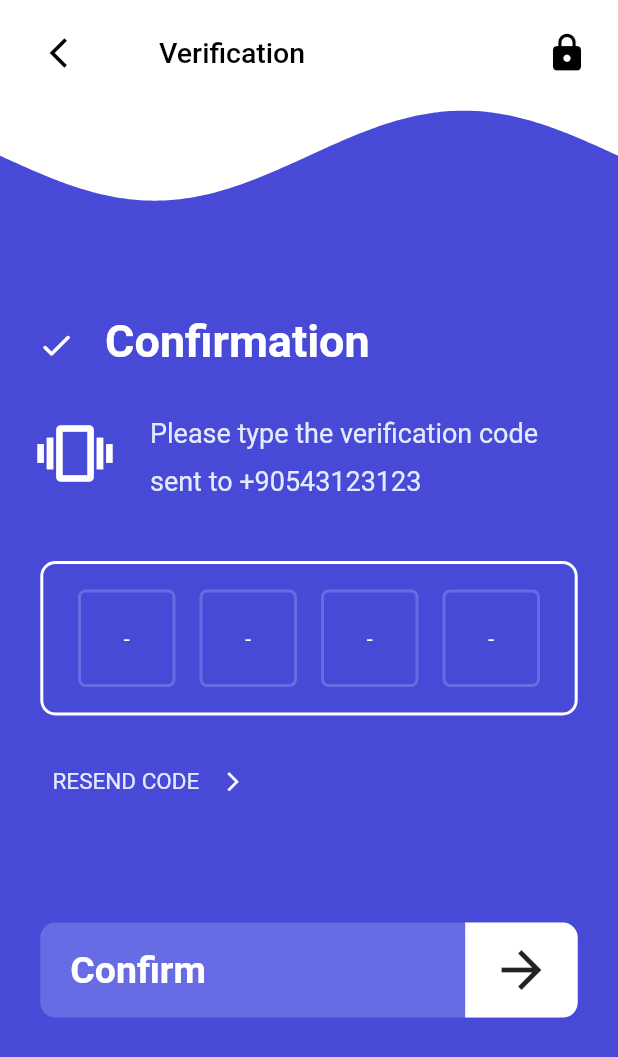
After one commit to alperefesahin/phone_number_sign_in_cubit, a Flutter app: the SignInVerificationPage screen opened by its route, on a phone screen of 412 x 824 dp. The commit adds this screen. Shown: the top 1057 px of the screen. Run offline on Flutter 3.47's test engine with Material 2 defaults, Android fonts, the phone set to English and light mode, and no system bars; drawn by our look-alikes of auto_size_text, pin_code_fields, wave; our stand-ins replace auto_route, bloc, dartz, firebase_auth, firebase_core, flutter_bloc and 2 more; missing offline and left inert: firebase_auth_web, firebase_core_web, libphonenumber_web; accounts and stored records are empty; generated files the repository leaves out were written again.

Commit message:
verification page without real sms verification

```diff
--- a/lib/presentation/common_widgets/colors.dart
+++ b/lib/presentation/common_widgets/colors.dart
@@ -1,6 +1,11 @@
 import 'package:flutter/material.dart';
 
 const Color customIndigoColor = Color.fromRGBO(52, 54, 211, 1);
+const Color customIndigoBackgroundColor = Color.fromRGBO(104, 108, 228, 1);
+
+final Color customGreyColor = Colors.grey[600]!;
+const Color confirmationTextColor = Color.fromRGBO(228, 235, 255, 1);
 
 const Color whiteColor = Colors.white;
-final Color greyColor = Colors.grey[600]!;
+const Color blackColor = Colors.black;
+const Color transparentColor = Colors.transparent;
--- a/lib/presentation/common_widgets/custom_app_bar.dart
+++ b/lib/presentation/common_widgets/custom_app_bar.dart
@@ -1,12 +1,16 @@
+import 'package:auto_size_text/auto_size_text.dart';
 import 'package:flutter/material.dart';
-import 'package:phone_number_sign_in/presentation/common_widgets/colors.dart';
 
 class CustomAppBar extends StatelessWidget with PreferredSizeWidget {
   CustomAppBar({
     Key? key,
     required this.appBarTitle,
     required this.appBarAction,
+    required this.appBarBackgroundColor,
+    required this.appBarIconColor,
     this.appBarLeading,
+    this.appBarTitleTextStyle,
+    this.leadingOnPressed,
   })  : preferredSize = const Size.fromHeight(70.0),
         super(key: key);
 
@@ -15,20 +19,45 @@ class CustomAppBar extends StatelessWidget with PreferredSizeWidget {
   final String appBarTitle;
   final IconData? appBarLeading;
   final IconData appBarAction;
+  final Color appBarBackgroundColor;
+  final Color appBarIconColor;
+  final TextStyle? appBarTitleTextStyle;
+  final Function()? leadingOnPressed;
 
   @override
   Widget build(BuildContext context) {
     return AppBar(
-      backgroundColor: customIndigoColor,
+      backgroundColor: appBarBackgroundColor,
       toolbarHeight: 80,
       elevation: 0,
-      title: Text(appBarTitle),
+      title: AutoSizeText(
+        appBarTitle,
+        minFontSize: 19,
+        maxFontSize: 23,
+        maxLines: 1,
+      ),
+      titleTextStyle: appBarTitleTextStyle,
       leadingWidth: 90,
-      leading: IconButton(onPressed: () {}, icon: Icon(appBarLeading)),
-      actions: [Padding(
-        padding: const EdgeInsets.only(right: 10),
-        child: IconButton(onPressed: () {}, icon: Icon(appBarAction,size: 28)),
-      )],
+      leading: IconButton(
+        onPressed: leadingOnPressed,
+        icon: Icon(
+          appBarLeading,
+          color: appBarIconColor,
+        ),
+      ),
+      actions: [
+        Padding(
+          padding: const EdgeInsets.only(right: 10),
+          child: IconButton(
+            onPressed: () {},
+            icon: Icon(
+              appBarAction,
+              size: 28,
+              color: appBarIconColor,
+            ),
+          ),
+        )
+      ],
     );
   }
 }
--- a/lib/presentation/pages/sign_in/sign_in_page.dart
+++ b/lib/presentation/pages/sign_in/sign_in_page.dart
@@ -2,9 +2,10 @@ import 'package:flutter/cupertino.dart';
 import 'package:flutter/material.dart';
 import 'package:flutter_bloc/flutter_bloc.dart';
 import 'package:phone_number_sign_in/application/auth/phone_number_sign_in/phone_number_sign_in_cubit.dart';
+import 'package:phone_number_sign_in/presentation/common_widgets/colors.dart';
 import 'package:phone_number_sign_in/presentation/common_widgets/custom_app_bar.dart';
 import 'package:phone_number_sign_in/presentation/pages/sign_in/constants/texts.dart';
-import 'package:phone_number_sign_in/presentation/pages/sign_in/widgets/sign_in_page_body.dart';
+import 'package:phone_number_sign_in/presentation/pages/sign_in/widgets/sign_in_body.dart';
 
 class SignInPage extends StatelessWidget {
   const SignInPage({Key? key}) : super(key: key);
@@ -14,7 +15,12 @@ class SignInPage extends StatelessWidget {
     return BlocProvider(
       create: (context) => PhoneNumberSignInCubit(),
       child: Scaffold(
-        appBar: CustomAppBar(appBarTitle: signInText, appBarAction: CupertinoIcons.line_horizontal_3_decrease),
+        appBar: CustomAppBar(
+          appBarIconColor: whiteColor,
+          appBarBackgroundColor: customIndigoColor,
+          appBarTitle: signInText,
+          appBarAction: CupertinoIcons.line_horizontal_3_decrease,
+        ),
         body: const SignInPageBody(),
       ),
     );
--- a/lib/presentation/pages/sign_in/widgets/bottom_section_of_the_page.dart
+++ b/lib/presentation/pages/sign_in/widgets/bottom_section_of_the_page.dart
@@ -19,7 +19,12 @@ class BottomSectionOfThePage extends StatelessWidget {
       builder: (context, state) {
         return SingleChildScrollView(
           child: Container(
-            padding: EdgeInsets.only(top: size.height / 3, right: 25, left: 25, bottom: 25),
+            padding: EdgeInsets.only(
+              top: size.height / 3,
+              right: 25,
+              left: 25,
+              bottom: 25,
+            ),
             child: SizedBox(
               height: size.height / 2,
               width: size.width,
@@ -53,14 +58,14 @@ class BottomSectionOfThePage extends StatelessWidget {
                         minFontSize: 15,
                         maxFontSize: 20,
                         textAlign: TextAlign.center,
-                        style: TextStyle(color: greyColor),
+                        style: TextStyle(color: customGreyColor),
                       ),
                     ),
                     InkWell(
                       onTap: () {
                         if (state.isPhoneNumberInputValidated) {
                           AutoRouter.of(context).navigate(
-                            SignInValidationRoute(phoneNumber: state.phoneNumber),
+                            const SignInVerificationRoute(),
                           );
                         }
                       },
--- a/lib/presentation/pages/validation_page/sign_in_validation_page.dart
+++ /dev/null
@@ -1,14 +0,0 @@
-import 'package:flutter/material.dart';
-
-class SignInValidationPage extends StatelessWidget {
-  const SignInValidationPage({Key? key, required this.phoneNumber}) : super(key: key);
-
-  final String phoneNumber;
-
-  @override
-  Widget build(BuildContext context) {
-    return Scaffold(
-      backgroundColor: Colors.red,
-    );
-  }
-}
--- /dev/null
+++ b/lib/presentation/pages/verification_page/constants/texts.dart
@@ -0,0 +1,5 @@
+const String verificationText = "Verification";
+const String confirmationText = "Confirmation";
+const String confirmationInfoText = "Please type the verification code sent to +90543123123";
+const String confirmText = "Confirm";
+const String resendCodeText = "RESEND CODE";
--- /dev/null
+++ b/lib/presentation/pages/verification_page/sign_in_verification_page.dart
@@ -0,0 +1,29 @@
+import 'package:auto_route/auto_route.dart';
+import 'package:flutter/material.dart';
+import 'package:phone_number_sign_in/presentation/common_widgets/colors.dart';
+import 'package:phone_number_sign_in/presentation/common_widgets/custom_app_bar.dart';
+import 'package:phone_number_sign_in/presentation/pages/verification_page/constants/texts.dart';
+import 'package:phone_number_sign_in/presentation/pages/verification_page/widgets/verification_page_body.dart';
+
+class SignInVerificationPage extends StatelessWidget {
+  const SignInVerificationPage({Key? key}) : super(key: key);
+
+  @override
+  Widget build(BuildContext context) {
+    return Scaffold(
+      backgroundColor: whiteColor,
+      appBar: CustomAppBar(
+        leadingOnPressed: () {
+          AutoRouter.of(context).pop();
+        },
+        appBarBackgroundColor: whiteColor,
+        appBarTitle: verificationText,
+        appBarAction: Icons.lock,
+        appBarLeading: Icons.arrow_back_ios,
+        appBarTitleTextStyle: const TextStyle(color: blackColor, fontWeight: FontWeight.w500),
+        appBarIconColor: blackColor,
+      ),
+      body: const VerificationPageBody(),
+    );
+  }
+}
--- /dev/null
+++ b/lib/presentation/pages/verification_page/widgets/verification_confirm_button.dart
@@ -0,0 +1,57 @@
+import 'package:auto_size_text/auto_size_text.dart';
+import 'package:flutter/material.dart';
+import 'package:phone_number_sign_in/presentation/common_widgets/colors.dart';
+import 'package:phone_number_sign_in/presentation/pages/verification_page/constants/texts.dart';
+
+class VerificationConfirmButton extends StatelessWidget {
+  const VerificationConfirmButton({Key? key}) : super(key: key);
+
+  @override
+  Widget build(BuildContext context) {
+    return InkWell(
+      onTap: () {},
+      splashColor: transparentColor,
+      highlightColor: transparentColor,
+      child: Container(
+        margin: const EdgeInsets.only(top: 75),
+        width: MediaQuery.of(context).size.width / 1.15,
+        height: MediaQuery.of(context).size.height / 13,
+        decoration: const BoxDecoration(
+          color: customIndigoBackgroundColor,
+          borderRadius: BorderRadius.all(
+            Radius.circular(10),
+          ),
+        ),
+        child: Row(
+          mainAxisAlignment: MainAxisAlignment.spaceBetween,
+          children: [
+            const Padding(
+              padding: EdgeInsets.only(left: 20),
+              child: AutoSizeText(
+                confirmText,
+                minFontSize: 25,
+                maxFontSize: 30,
+                style: TextStyle(color: whiteColor, fontWeight: FontWeight.w600),
+              ),
+            ),
+            Container(
+              width: 75,
+              height: MediaQuery.of(context).size.height / 13,
+              decoration: const BoxDecoration(
+                color: whiteColor,
+                borderRadius: BorderRadius.only(
+                  topRight: Radius.circular(10),
+                  bottomRight: Radius.circular(10),
+                ),
+              ),
+              child: const Icon(
+                Icons.arrow_forward,
+                size: 40,
+              ),
+            )
+          ],
+        ),
+      ),
+    );
+  }
+}
--- /dev/null
+++ b/lib/presentation/pages/verification_page/widgets/verification_page_body.dart
@@ -0,0 +1,113 @@
+import 'package:auto_size_text/auto_size_text.dart';
+import 'package:flutter/material.dart';
+import 'package:phone_number_sign_in/presentation/common_widgets/colors.dart';
+import 'package:phone_number_sign_in/presentation/pages/verification_page/constants/texts.dart';
+import 'package:phone_number_sign_in/presentation/pages/verification_page/widgets/verification_confirm_button.dart';
+import 'package:phone_number_sign_in/presentation/pages/verification_page/widgets/verification_pin_field.dart';
+import 'package:phone_number_sign_in/presentation/pages/verification_page/widgets/wave_animation.dart';
+
+class VerificationPageBody extends StatelessWidget {
+  const VerificationPageBody({Key? key}) : super(key: key);
+
+  @override
+  Widget build(BuildContext context) {
+    return Stack(
+      children: [
+        const CustomWaveAnimation(),
+        Padding(
+          padding: const EdgeInsets.only(top: 140),
+          child: SingleChildScrollView(
+            child: Column(
+              children: [
+                Padding(
+                  padding: const EdgeInsets.only(left: 25),
+                  child: Row(
+                    children: const [
+                      Padding(
+                        padding: EdgeInsets.only(right: 20, top: 5),
+                        child: Icon(
+                          Icons.check_rounded,
+                          size: 25,
+                          color: whiteColor,
+                        ),
+                      ),
+                      AutoSizeText(
+                        confirmationText,
+                        minFontSize: 30,
+                        maxFontSize: 35,
+                        style: TextStyle(
+                          color: whiteColor,
+                          fontWeight: FontWeight.w600,
+                        ),
+                      )
+                    ],
+                  ),
+                ),
+                Padding(
+                  padding: const EdgeInsets.only(
+                    left: 25,
+                    top: 25,
+                    right: 25,
+                  ),
+                  child: Row(
+                    children: const [
+                      Icon(Icons.vibration, size: 50, color: whiteColor),
+                      Expanded(
+                        child: Padding(
+                          padding: EdgeInsets.only(left: 25),
+                          child: AutoSizeText(
+                            confirmationInfoText,
+                            minFontSize: 18,
+                            maxFontSize: 25,
+                            maxLines: 2,
+                            style: TextStyle(
+                              color: confirmationTextColor,
+                              height: 1.75,
+                            ),
+                          ),
+                        ),
+                      )
+                    ],
+                  ),
+                ),
+                const VerificationPinField(),
+                Padding(
+                  padding: const EdgeInsets.only(top: 25, left: 25),
+                  child: InkWell(
+                    onTap: () {},
+                    splashColor: transparentColor,
+                    highlightColor: transparentColor,
+                    child: Padding(
+                      padding: const EdgeInsets.all(10),
+                      child: Row(
+                        children: const [
+                          AutoSizeText(
+                            resendCodeText,
+                            minFontSize: 15,
+                            maxFontSize: 20,
+                            style: TextStyle(
+                              color: confirmationTextColor,
+                            ),
+                          ),
+                          Padding(
+                            padding: EdgeInsets.only(left: 15),
+                            child: Icon(
+                              Icons.arrow_forward_ios,
+                              size: 15,
+                              color: whiteColor,
+                            ),
+                          )
+                        ],
+                      ),
+                    ),
+                  ),
+                ),
+                const VerificationConfirmButton()
+              ],
+            ),
+          ),
+        )
+      ],
+    );
+  }
+}
--- /dev/null
+++ b/lib/presentation/pages/verification_page/widgets/verification_pin_field.dart
@@ -0,0 +1,49 @@
+import 'package:flutter/material.dart';
+import 'package:phone_number_sign_in/presentation/common_widgets/colors.dart';
+import 'package:pin_code_fields/pin_code_fields.dart';
+
+class VerificationPinField extends StatelessWidget {
+  const VerificationPinField({Key? key}) : super(key: key);
+
+  @override
+  Widget build(BuildContext context) {
+    return Padding(
+      padding: const EdgeInsets.only(top: 40),
+      child: Stack(
+        alignment: Alignment.center,
+        children: [
+          Container(
+            width: MediaQuery.of(context).size.width / 1.15,
+            height: MediaQuery.of(context).size.height / 8,
+            decoration: BoxDecoration(
+              border: Border.all(color: whiteColor, width: 2),
+              borderRadius: const BorderRadius.all(
+                Radius.circular(10),
+              ),
+            ),
+          ),
+          PinCodeTextField(
+            backgroundColor: transparentColor,
+            mainAxisAlignment: MainAxisAlignment.center,
+            appContext: context,
+            length: 4,
+            onChanged: (String value) {},
+            textStyle: const TextStyle(color: whiteColor),
+            keyboardType: TextInputType.phone,
+            hintCharacter: "-",
+            hintStyle: const TextStyle(color: whiteColor),
+            pinTheme: PinTheme(
+                fieldOuterPadding: const EdgeInsets.only(left: 8, right: 8, top: 8),
+                shape: PinCodeFieldShape.box,
+                borderRadius: BorderRadius.circular(5),
+                fieldHeight: 65,
+                fieldWidth: 65,
+                inactiveColor: customIndigoBackgroundColor,
+                activeColor: customIndigoBackgroundColor,
+                selectedColor: customIndigoBackgroundColor),
+          ),
+        ],
+      ),
+    );
+  }
+}
--- /dev/null
+++ b/lib/presentation/pages/verification_page/widgets/wave_animation.dart
@@ -0,0 +1,33 @@
+import 'package:flutter/material.dart';
+import 'package:phone_number_sign_in/presentation/common_widgets/colors.dart';
+import 'package:wave/config.dart';
+import 'package:wave/wave.dart';
+
+class CustomWaveAnimation extends StatelessWidget {
+  const CustomWaveAnimation({
+    Key? key,
+  }) : super(key: key);
+
+  @override
+  Widget build(BuildContext context) {
+    return AnimatedOpacity(
+      opacity: (0.9),
+      duration: const Duration(seconds: 3),
+      child: WaveWidget(
+        config: CustomConfig(
+          gradients: const [
+            [customIndigoColor, customIndigoColor]
+          ],
+          durations: [25000],
+          heightPercentages: [(0.005)],
+          blur: const MaskFilter.blur(BlurStyle.solid, 12),
+        ),
+        waveAmplitude: 20,
+        size: const Size(
+          double.infinity,
+          double.infinity,
+        ),
+      ),
+    );
+  }
+}
--- a/lib/presentation/routes/router.dart
+++ b/lib/presentation/routes/router.dart
@@ -1,13 +1,13 @@
 // ignore: depend_on_referenced_packages
 import 'package:auto_route/auto_route.dart';
 import 'package:phone_number_sign_in/presentation/pages/sign_in/sign_in_page.dart';
-import 'package:phone_number_sign_in/presentation/pages/validation_page/sign_in_validation_page.dart';
+import 'package:phone_number_sign_in/presentation/pages/verification_page/sign_in_verification_page.dart';
 
 @MaterialAutoRouter(
   replaceInRouteName: 'Page,Route',
   routes: <AutoRoute>[
     AutoRoute(page: SignInPage, initial: true),
-    AutoRoute(page: SignInValidationPage),
+    AutoRoute(page: SignInVerificationPage),
   ],
 )
 class $AppRouter {}
```
Also changed, not shown: pubspec.yaml (+4 -3 lines), lib/presentation/pages/sign_in/widgets/sign_in_body.dart (renamed from lib/presentation/pages/sign_in/widgets/sign_in_page_body.dart), lib/presentation/routes/router.gr.dart.
